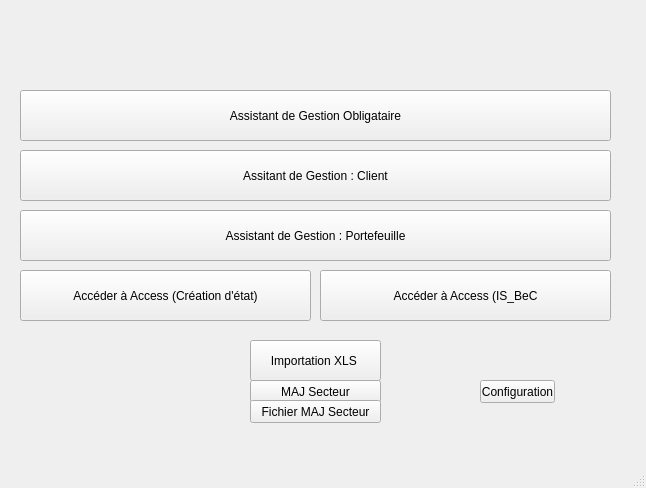
The window that MainMenu.ui (baptiste-pasquier/eurocorporate) describes before a commit, drawn with Qt 5.
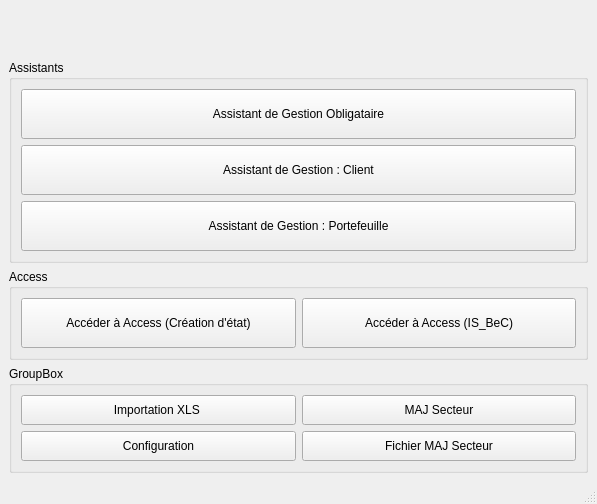
The same window after the commit. Icons and pictures are not drawn.

What changed in the file:
```diff
--- a/MainMenu.ui
+++ b/MainMenu.ui
@@ -6,138 +6,236 @@
    <rect>
     <x>0</x>
     <y>0</y>
-    <width>646</width>
-    <height>488</height>
+    <width>597</width>
+    <height>504</height>
    </rect>
   </property>
   <property name="windowTitle">
    <string>MainWindow</string>
   </property>
   <widget class="QWidget" name="centralwidget">
+   <layout class="QVBoxLayout" name="verticalLayout_3">
+    <item>
+     <widget class="QLabel" name="label">
+      <property name="text">
+       <string/>
+      </property>
+      <property name="pixmap">
+       <pixmap>img/icone long.png</pixmap>
+      </property>
+      <property name="alignment">
+       <set>Qt::AlignCenter</set>
+      </property>
+     </widget>
+    </item>
+    <item>
+     <widget class="QGroupBox" name="groupBox_2">
+      <property name="title">
+       <string>Assistants</string>
+      </property>
+      <layout class="QVBoxLayout" name="verticalLayout_2">
+       <item>
    <widget class="QPushButton" name="pushButton_Oblig">
-    <property name="geometry">
-     <rect>
-      <x>20</x>
-      <y>90</y>
-      <width>591</width>
-      <height>51</height>
-     </rect>
+         <property name="minimumSize">
+          <size>
+           <width>0</width>
+           <height>50</height>
+          </size>
     </property>
     <property name="text">
      <string>Assistant de Gestion Obligataire</string>
     </property>
-   </widget>
+         <property name="icon">
+          <iconset>
+           <normaloff>img/icone.png</normaloff>img/icone.png</iconset>
+         </property>
+         <property name="iconSize">
+          <size>
+           <width>32</width>
+           <height>32</height>
+          </size>
+         </property>
+        </widget>
+       </item>
+       <item>
    <widget class="QPushButton" name="pushButton_Client">
-    <property name="geometry">
-     <rect>
-      <x>20</x>
-      <y>150</y>
-      <width>591</width>
-      <height>51</height>
-     </rect>
+         <property name="minimumSize">
+          <size>
+           <width>0</width>
+           <height>50</height>
+          </size>
     </property>
     <property name="text">
-     <string>Assitant de Gestion : Client</string>
-    </property>
-   </widget>
+          <string>Assistant de Gestion : Client</string>
+         </property>
+         <property name="icon">
+          <iconset>
+           <normaloff>img/icone.png</normaloff>img/icone.png</iconset>
+         </property>
+         <property name="iconSize">
+          <size>
+           <width>32</width>
+           <height>32</height>
+          </size>
+         </property>
+        </widget>
+       </item>
+       <item>
    <widget class="QPushButton" name="pushButton_Portefeuille">
-    <property name="geometry">
-     <rect>
-      <x>20</x>
-      <y>210</y>
-      <width>591</width>
-      <height>51</height>
-     </rect>
+         <property name="minimumSize">
+          <size>
+           <width>0</width>
+           <height>50</height>
+          </size>
     </property>
     <property name="text">
      <string>Assistant de Gestion : Portefeuille</string>
     </property>
-   </widget>
+         <property name="icon">
+          <iconset>
+           <normaloff>img/icone.png</normaloff>img/icone.png</iconset>
+         </property>
+         <property name="iconSize">
+          <size>
+           <width>32</width>
+           <height>32</height>
+          </size>
+         </property>
+        </widget>
+       </item>
+      </layout>
+     </widget>
+    </item>
+    <item>
+     <widget class="QGroupBox" name="groupBox">
+      <property name="title">
+       <string>Access</string>
+      </property>
+      <layout class="QHBoxLayout" name="horizontalLayout">
+       <item>
    <widget class="QPushButton" name="pushButton_CreationAccess">
-    <property name="geometry">
-     <rect>
-      <x>20</x>
-      <y>270</y>
-      <width>291</width>
-      <height>51</height>
-     </rect>
+         <property name="minimumSize">
+          <size>
+           <width>0</width>
+           <height>50</height>
+          </size>
     </property>
     <property name="text">
      <string>Accéder à Access (Création d'état)</string>
     </property>
-   </widget>
+         <property name="icon">
+          <iconset>
+           <normaloff>img/microsoft-access-2019-240.png</normaloff>img/microsoft-access-2019-240.png</iconset>
+         </property>
+         <property name="iconSize">
+          <size>
+           <width>32</width>
+           <height>32</height>
+          </size>
+         </property>
+        </widget>
+       </item>
+       <item>
    <widget class="QPushButton" name="pushButton_IS_BEC">
-    <property name="geometry">
-     <rect>
-      <x>320</x>
-      <y>270</y>
-      <width>291</width>
-      <height>51</height>
-     </rect>
+         <property name="minimumSize">
+          <size>
+           <width>0</width>
+           <height>50</height>
+          </size>
     </property>
     <property name="text">
-     <string>Accéder à Access (IS_BeC</string>
-    </property>
-   </widget>
+          <string>Accéder à Access (IS_BeC)</string>
+         </property>
+         <property name="icon">
+          <iconset>
+           <normaloff>img/microsoft-access-2019-240.png</normaloff>img/microsoft-access-2019-240.png</iconset>
+         </property>
+         <property name="iconSize">
+          <size>
+           <width>32</width>
+           <height>32</height>
+          </size>
+         </property>
+        </widget>
+       </item>
+      </layout>
+     </widget>
+    </item>
+    <item>
+     <widget class="QGroupBox" name="groupBox_3">
+      <property name="title">
+       <string>GroupBox</string>
+      </property>
+      <layout class="QGridLayout" name="gridLayout">
+       <item row="0" column="0">
    <widget class="QPushButton" name="pushButton_XLS">
-    <property name="geometry">
-     <rect>
-      <x>250</x>
-      <y>340</y>
-      <width>131</width>
-      <height>41</height>
-     </rect>
+         <property name="minimumSize">
+          <size>
+           <width>0</width>
+           <height>30</height>
+          </size>
     </property>
     <property name="text">
      <string>Importation XLS </string>
     </property>
     <property name="icon">
      <iconset>
-      <normaloff>../../../../Images/1200px-Microsoft_Office_Excel_(2013–2018).svg.png</normaloff>../../../../Images/1200px-Microsoft_Office_Excel_(2013–2018).svg.png</iconset>
+           <normaloff>img/microsoft-excel-2019-240.png</normaloff>img/microsoft-excel-2019-240.png</iconset>
+         </property>
+         <property name="iconSize">
+          <size>
+           <width>16</width>
+           <height>16</height>
+          </size>
     </property>
     <property name="checkable">
      <bool>false</bool>
     </property>
    </widget>
+       </item>
+       <item row="0" column="1">
    <widget class="QPushButton" name="pushButton_MAJSecteur">
-    <property name="geometry">
-     <rect>
-      <x>250</x>
-      <y>380</y>
-      <width>131</width>
-      <height>23</height>
-     </rect>
+         <property name="minimumSize">
+          <size>
+           <width>0</width>
+           <height>30</height>
+          </size>
     </property>
     <property name="text">
      <string>MAJ Secteur</string>
     </property>
    </widget>
-   <widget class="QPushButton" name="pushButton_FichierMAJ">
-    <property name="geometry">
-     <rect>
-      <x>250</x>
-      <y>400</y>
-      <width>131</width>
-      <height>23</height>
-     </rect>
-    </property>
-    <property name="text">
-     <string>Fichier MAJ Secteur</string>
-    </property>
-   </widget>
+       </item>
+       <item row="1" column="0">
    <widget class="QPushButton" name="btn_config">
-    <property name="geometry">
-     <rect>
-      <x>480</x>
-      <y>380</y>
-      <width>75</width>
-      <height>23</height>
-     </rect>
+         <property name="minimumSize">
+          <size>
+           <width>0</width>
+           <height>30</height>
+          </size>
     </property>
     <property name="text">
      <string>Configuration</string>
     </property>
    </widget>
+       </item>
+       <item row="1" column="1">
+        <widget class="QPushButton" name="pushButton_FichierMAJ">
+         <property name="minimumSize">
+          <size>
+           <width>0</width>
+           <height>30</height>
+          </size>
+         </property>
+         <property name="text">
+          <string>Fichier MAJ Secteur</string>
+         </property>
+        </widget>
+       </item>
+      </layout>
+     </widget>
+    </item>
+   </layout>
   </widget>
   <widget class="QMenuBar" name="menubar">
    <property name="geometry">
```
Left out of the diff: 8 changed lines with no effect on the pictures. Lines whose indentation alone changed are shown as unchanged.
